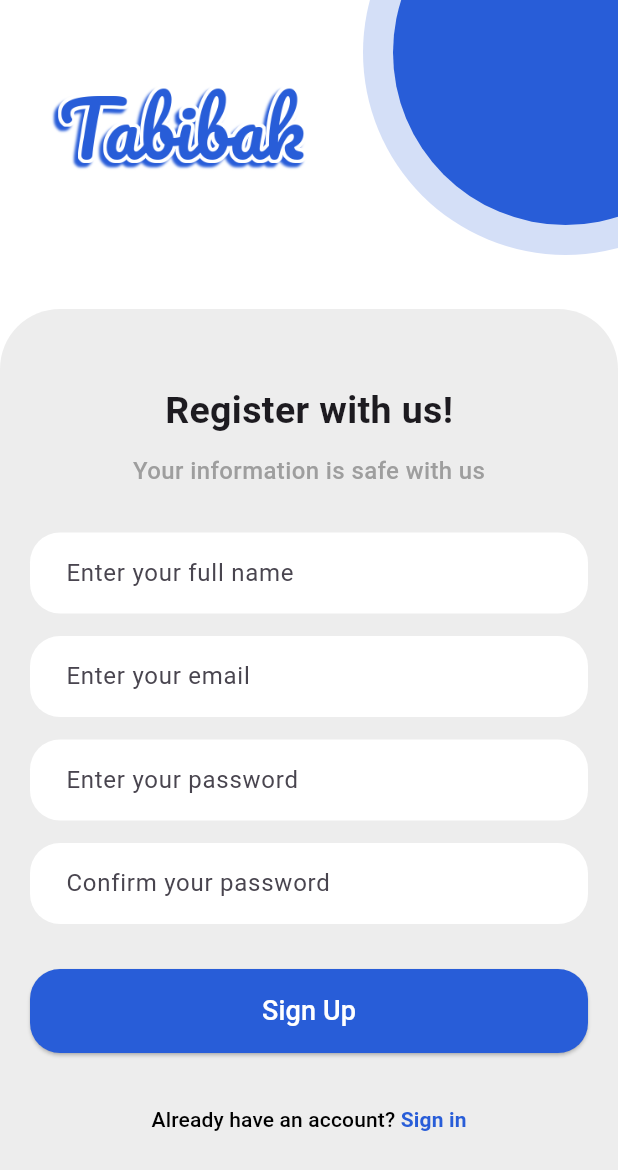
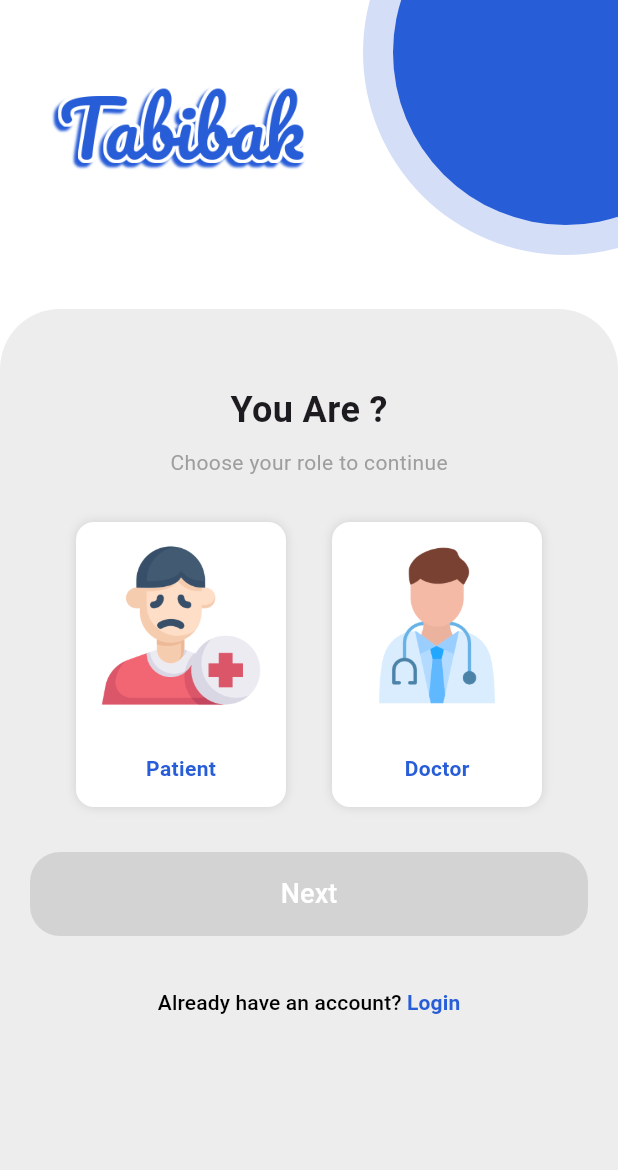
Before and after one commit to Nourhan-mo7amed/CinicApp, a Flutter app: the screen it shows after launch, after a tap on an icon or button, on a phone screen of 412 x 824 dp. Shown: the top 1170 px of the screen. Run offline on Flutter 3.47's test engine with Material 3 defaults, Android fonts, the phone set to English and light mode, and no system bars; our stand-ins replace cloud_firestore, firebase_auth, firebase_core; accounts and stored records are empty; network calls fail.

Commit message:
user roles

```diff
--- a/cinic_app/lib/screens/Forget_Page.dart
+++ b/cinic_app/lib/screens/Forget_Page.dart
@@ -44,7 +44,6 @@ class _ForgetPasswordScreenState extends State<ForgetPasswordScreen> {
               ),
             ),
           ),
-          // الدائرة الغامقة فوق الفاتحة
           Positioned(
             top: -80,
             right: -80,
@@ -59,7 +58,7 @@ class _ForgetPasswordScreenState extends State<ForgetPasswordScreen> {
           ),
 
           Positioned(
-            top: 30, // ممكن تزودي أو تقللي حسب المسافة اللي تحبيها
+            top: 30,
             left: 0,
             right: 170,
             child: Center(
--- a/cinic_app/lib/screens/dashbord.dart
+++ b/cinic_app/lib/screens/dashbord.dart
@@ -48,7 +48,6 @@ class _MedicalDashboardState extends State<MedicalDashboard> {
             painter: NavBarPainter(),
           ),
 
-          // BottomNavBar فوق الشكل المرسوم
           SizedBox(
             height: 80,
             child: BottomNavigationBar(
@@ -99,7 +98,6 @@ class _MedicalDashboardState extends State<MedicalDashboard> {
   }
 }
 
-// 🎨 CustomPainter to draw wave/curve under selected item
 class NavBarPainter extends CustomPainter {
   @override
   void paint(Canvas canvas, Size size) {
--- a/cinic_app/lib/screens/login1.dart
+++ b/cinic_app/lib/screens/login1.dart
@@ -1,8 +1,8 @@
 import 'package:cinic_app/screens/dashbord.dart';
+import 'package:cinic_app/screens/user_role.dart';
 import 'package:flutter/material.dart';
 import 'package:firebase_auth/firebase_auth.dart';
 import 'Forget_Page.dart';
-import 'signup.dart';
 
 class LoginScreen extends StatefulWidget {
   const LoginScreen({super.key});
@@ -142,7 +142,7 @@ class _LoginScreenState extends State<LoginScreen> {
                       onPressed: () {
                         Navigator.push(
                           context,
-                          MaterialPageRoute(builder: (_) => const SignUp()),
+                          MaterialPageRoute(builder: (_) => const UserRoleScreen()),
                         );
                       },
                       child: const Text.rich(
--- a/cinic_app/lib/screens/signup.dart
+++ b/cinic_app/lib/screens/signup.dart
@@ -1,9 +1,12 @@
+import 'package:cinic_app/screens/login1.dart';
+import 'package:cloud_firestore/cloud_firestore.dart';
 import 'package:flutter/material.dart';
 import 'package:firebase_auth/firebase_auth.dart';
 
 class SignUp extends StatefulWidget {
-  const SignUp({super.key});
+  final String role;
 
+  const SignUp({super.key, required this.role});
   @override
   State<SignUp> createState() => _SignUpState();
 }
@@ -36,7 +39,6 @@ class _SignUpState extends State<SignUp> {
               ),
             ),
           ),
-          // الدائرة الغامقة فوق الفاتحة
           Positioned(
             top: -80,
             right: -80,
@@ -51,7 +53,7 @@ class _SignUpState extends State<SignUp> {
           ),
 
           Positioned(
-            top: 30, // ممكن تزودي أو تقللي حسب المسافة اللي تحبيها
+            top: 30,
             left: 0,
             right: 170,
             child: Center(
@@ -149,9 +151,12 @@ class _SignUpState extends State<SignUp> {
                     Center(
                       child: TextButton(
                         onPressed: () {
-                          Navigator.pop(
+                          Navigator.push(
                             context,
-                          ); // للرجوع إلى صفحة تسجيل الدخول
+                            MaterialPageRoute(
+                              builder: (context) => LoginScreen(),
+                            ),
+                          );
                         },
                         child: const Text.rich(
                           TextSpan(
@@ -215,13 +220,24 @@ class _SignUpState extends State<SignUp> {
     });
 
     try {
-      await FirebaseAuth.instance.createUserWithEmailAndPassword(
-        email: emailController.text.trim(),
-        password: passwordController.text.trim(),
-      );
+      final userCredential = await FirebaseAuth.instance
+          .createUserWithEmailAndPassword(
+            email: emailController.text.trim(),
+            password: passwordController.text.trim(),
+          );
+
+      // حفظ بيانات المستخدم مع نوعه
+      await FirebaseFirestore.instance
+          .collection('users')
+          .doc(userCredential.user!.uid)
+          .set({
+            'name': nameController.text.trim(),
+            'email': emailController.text.trim(),
+            'role': widget.role,
+          });
 
       _showSnackBar("تم إنشاء الحساب بنجاح 🎉");
-      Navigator.pop(context); // يرجعه لصفحة تسجيل الدخول
+      Navigator.pop(context);
     } on FirebaseAuthException catch (e) {
       _showSnackBar(e.message ?? "حدث خطأ أثناء التسجيل");
     } catch (e) {
--- /dev/null
+++ b/cinic_app/lib/screens/user_role.dart
@@ -0,0 +1,196 @@
+import 'package:flutter/material.dart';
+import 'signup.dart';
+
+class UserRoleScreen extends StatefulWidget {
+  const UserRoleScreen({super.key});
+
+  @override
+  State<UserRoleScreen> createState() => _UserRoleScreenState();
+}
+
+class _UserRoleScreenState extends State<UserRoleScreen> {
+  String? selectedRole;
+
+  @override
+  Widget build(BuildContext context) {
+    return Scaffold(
+      backgroundColor: Colors.white,
+      body: Stack(
+        children: [
+          Positioned(
+            top: -100,
+            right: -100,
+            child: Container(
+              width: 270,
+              height: 270,
+              decoration: BoxDecoration(
+                color: const Color(0xff285DD8).withOpacity(0.2),
+                shape: BoxShape.circle,
+              ),
+            ),
+          ),
+          Positioned(
+            top: -80,
+            right: -80,
+            child: Container(
+              width: 230,
+              height: 230,
+              decoration: const BoxDecoration(
+                color: Color(0xff285DD8),
+                shape: BoxShape.circle,
+              ),
+            ),
+          ),
+
+          Positioned(
+            top: 30,
+            left: 0,
+            right: 170,
+            child: Center(
+              child: Image.asset(
+                'assets/icons_images/tabibak2.png',
+                height: 110,
+              ),
+            ),
+          ),
+
+          Align(
+            alignment: Alignment.bottomCenter,
+            child: Container(
+              padding: const EdgeInsets.all(20),
+              width: double.infinity,
+              height: MediaQuery.of(context).size.height * 0.75,
+              decoration: const BoxDecoration(
+                color: Color(0xFFEDEDED),
+                borderRadius: BorderRadius.vertical(top: Radius.circular(40)),
+              ),
+              child: SingleChildScrollView(
+                child: Column(
+                  children: [
+                    const SizedBox(height: 30),
+                    const Text(
+                      "You Are ?",
+                      style: TextStyle(
+                        fontSize: 24,
+                        fontWeight: FontWeight.bold,
+                      ),
+                    ),
+                    const SizedBox(height: 8),
+                    const Text(
+                      "Choose your role to continue",
+                      style: TextStyle(color: Colors.grey),
+                    ),
+                    const SizedBox(height: 30),
+
+
+                    Row(
+                      mainAxisAlignment: MainAxisAlignment.spaceEvenly,
+                      children: [
+                        _buildRoleOption(
+                          "Patient",
+                          'assets/imeges/patient2.png',
+                        ),
+                        _buildRoleOption("Doctor", 'assets/imeges/doctor1.png'),
+                      ],
+                    ),
+                    const SizedBox(height: 30),
+
+
+                    SizedBox(
+                      width: double.infinity,
+                      child: ElevatedButton(
+                        onPressed: selectedRole != null
+                            ? () {
+                                Navigator.push(
+                                  context,
+                                  MaterialPageRoute(
+                                    builder: (context) =>
+                                        SignUp(role: selectedRole!),
+                                  ),
+                                );
+                              }
+                            : null,
+                        style: ElevatedButton.styleFrom(
+                          backgroundColor: const Color(0xff285DD8),
+                          padding: const EdgeInsets.symmetric(vertical: 15),
+                          shape: RoundedRectangleBorder(
+                            borderRadius: BorderRadius.circular(20),
+                          ),
+                        ),
+                        child: const Text(
+                          "Next",
+                          style: TextStyle(fontSize: 18, color: Colors.white),
+                        ),
+                      ),
+                    ),
+                    const SizedBox(height: 20),
+
+                    TextButton(
+                      onPressed: () {
+                        Navigator.pop(context);
+                      },
+                      child: const Text.rich(
+                        TextSpan(
+                          text: "Already have an account? ",
+                          style: TextStyle(color: Colors.black),
+                          children: [
+                            TextSpan(
+                              text: "Login",
+                              style: TextStyle(
+                                color: Color(0xff285DD8),
+                                fontWeight: FontWeight.bold,
+                              ),
+                            ),
+                          ],
+                        ),
+                      ),
+                    ),
+                  ],
+                ),
+              ),
+            ),
+          ),
+        ],
+      ),
+    );
+  }
+
+  Widget _buildRoleOption(String role, String imagePath) {
+    final isSelected = selectedRole == role;
+
+    return GestureDetector(
+      onTap: () {
+        setState(() {
+          selectedRole = role;
+        });
+      },
+      child: Container(
+        width: 140,
+        height: 190,
+        padding: const EdgeInsets.all(12),
+        decoration: BoxDecoration(
+          border: Border.all(
+            color: isSelected ? const Color(0xff285DD8) : Colors.transparent,
+            width: 2,
+          ),
+          borderRadius: BorderRadius.circular(12),
+          color: Colors.white,
+          boxShadow: const [BoxShadow(color: Colors.black12, blurRadius: 5)],
+        ),
+        child: Column(
+          children: [
+            Image.asset(imagePath, height: 110),
+            const SizedBox(height: 30),
+            Text(
+              role,
+              style: const TextStyle(
+                fontWeight: FontWeight.bold,
+                color: Color(0xff285DD8),
+              ),
+            ),
+          ],
+        ),
+      ),
+    );
+  }
+}
--- a/cinic_app/pubspec.yaml
+++ b/cinic_app/pubspec.yaml
@@ -37,6 +37,7 @@ dependencies:
   firebase_core: ^4.0.0
   firebase_auth: ^6.0.0
   fluttertoast: ^8.2.12
+  cloud_firestore: ^6.0.0
 
 
   # The following adds the Cupertino Icons font to your application.
```
Also changed, not shown: cinic_app/assets/imeges/doctor1.png (added), cinic_app/assets/imeges/patient2.png (added), cinic_app/pubspec.lock, 3 other files.
